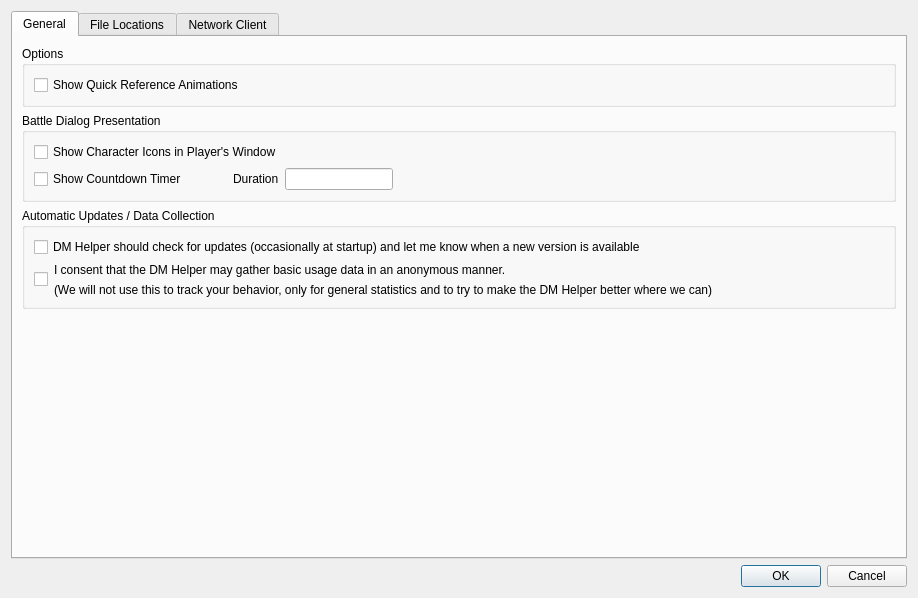
Qt form DMHelper/src/optionsdialog.ui (MMetze/DMHelper) before a commit.
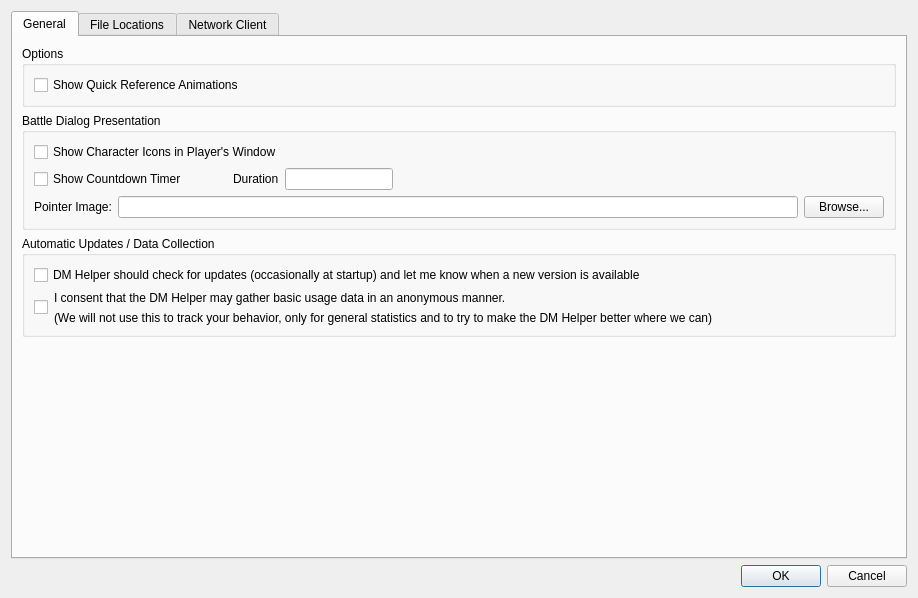
The same form after that commit. Icons and pictures are not drawn.

```diff
--- a/DMHelper/src/optionsdialog.ui
+++ b/DMHelper/src/optionsdialog.ui
@@ -103,6 +103,27 @@
             </item>
            </layout>
           </item>
+          <item>
+           <layout class="QHBoxLayout" name="horizontalLayout_7">
+            <item>
+             <widget class="QLabel" name="label">
+              <property name="text">
+               <string>Pointer Image:</string>
+              </property>
+             </widget>
+            </item>
+            <item>
+             <widget class="QLineEdit" name="edtPointerFile"/>
+            </item>
+            <item>
+             <widget class="QPushButton" name="btnPointer">
+              <property name="text">
+               <string>Browse...</string>
+              </property>
+             </widget>
+            </item>
+           </layout>
+          </item>
          </layout>
         </widget>
        </item>
```
